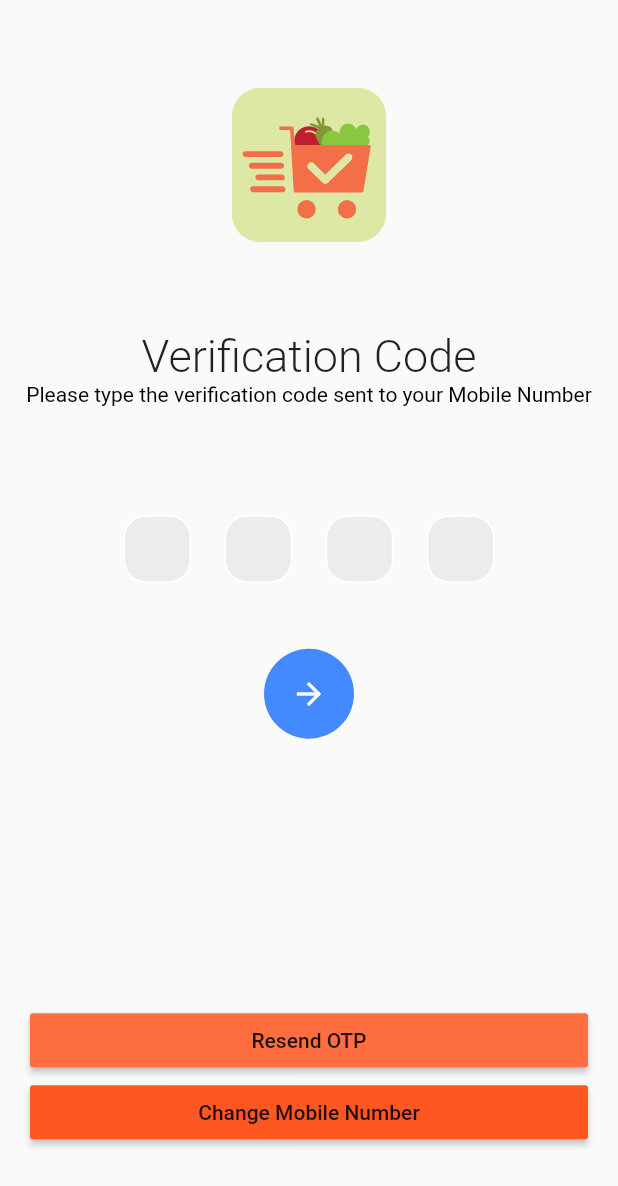
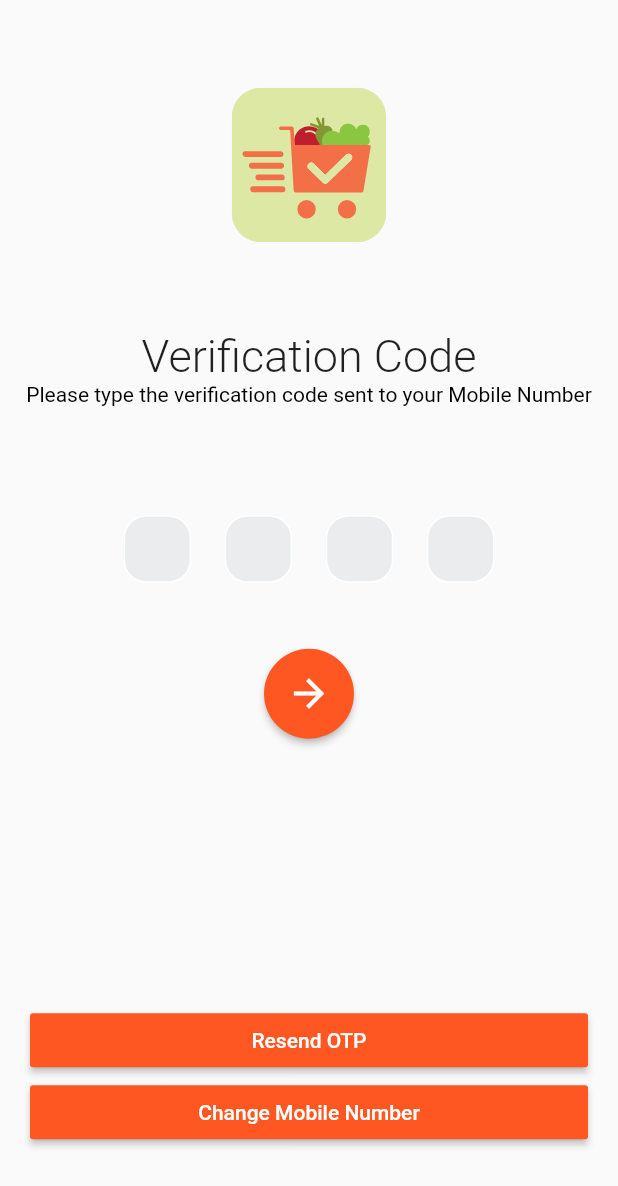
Before and after one commit to Prashant4900/d_project, a Flutter app: the PinEntryScreen screen opened directly, on a phone screen of 412 x 824 dp. Shown: the top 1186 px of the screen. Run offline on Flutter 3.47's test engine with Material 2 defaults, Android fonts, the phone set to English and light mode, and no system bars; drawn by our look-alikes of flutter_progress_hud; our stand-ins replace cached_network_image, flutter_svg, geolocator, google_sign_in, pinput, random_string and 2 more; missing offline and left inert: animated_splash, autocomplete_textfield, date_time_format; accounts and stored records are empty; network calls fail.

Commit message:
Fixed UI and fixed cart item updation

```diff
--- a/lib/modals/itemModal.dart
+++ b/lib/modals/itemModal.dart
@@ -11,6 +11,11 @@ enum mainCategory{
 
 
 class Item{
+
+
+  @override
+  String toString() => name;
+
 
   Item({this.category,
         this.imagePath,
@@ -85,6 +90,7 @@ class Item{
     return col;
   }
 
+
   factory Item.fromJson(Map<String, dynamic> json) {
     return Item(
         imagePath: "http://" + json["main_product"]["image_path"],
--- a/lib/screens/cartScreen.dart
+++ b/lib/screens/cartScreen.dart
@@ -52,7 +52,7 @@ class _CartScreenState extends State<CartScreen> {
               builder: (context, snapshot) {
                 if(snapshot.connectionState != ConnectionState.done){
                   return Expanded(
-                      child: CircularProgressIndicator());
+                      child: Center(child: CircularProgressIndicator()));
                 }
                 return Expanded(
                   child: ListView.builder(
@@ -178,7 +178,9 @@ class _CartScreenState extends State<CartScreen> {
                                    ));
                                  }
                               },
-                              child: Center(child: Text(userData.selectedAddress == null ? "Enter Delivery Address" : "Proceed to Payment", style: TextStyle(fontSize: 15.0, color: Colors.white),),),
+                              child: Hero(
+                                  tag : "proceedToPayment",
+                                  child: Center(child: Text(userData.selectedAddress == null ? "Enter Delivery Address" : "Proceed to Payment", style: TextStyle(fontSize: 15.0, color: Colors.white),),)),
                             ),
                       );
                     }
--- a/lib/screens/pinEntryScreen.dart
+++ b/lib/screens/pinEntryScreen.dart
@@ -49,9 +49,12 @@ class _PinEntryScreenState extends State<PinEntryScreen> {
                 builder: (context) => Column(
                   mainAxisAlignment: MainAxisAlignment.spaceEvenly,
                   children: <Widget>[
-                    SvgPicture.asset(
+                    Hero(
+                      tag: "DoorakartIcon",
+                      child: SvgPicture.asset(
                         'assests/DoorakartIcon.svg',
                         width: screenWidth(context, dividedBy: 4),
+                      ),
                     ),
                     Column(
                       children: <Widget>[
@@ -68,11 +71,10 @@ class _PinEntryScreenState extends State<PinEntryScreen> {
                           Container(
                             padding: EdgeInsets.all(20.0),
                             width: double.infinity,
-                            child: CircleAvatar(
-                              radius: 30.0,
-                              backgroundColor: btnColor,
-                              child: IconButton(
-                                color: Colors.white,
+                            child: RawMaterialButton(
+                              padding: EdgeInsets.all(15.0),
+                              elevation: 2.0,
+                              fillColor: Colors.deepOrange,
                               onPressed: () async{
                                 final progress = ProgressHUD.of(context);
                                 progress.showWithText("Verifying OTP");
@@ -94,8 +96,8 @@ class _PinEntryScreenState extends State<PinEntryScreen> {
                                 }
                                 progress.dismiss();
                               },
-                                icon: Icon(Icons.arrow_forward, color: Colors.white,semanticLabel: "Submit",),
-                              ),
+                              shape: CircleBorder(),
+                              child: Icon(Icons.arrow_forward, color: Colors.white,semanticLabel: "Submit", size: 30.0,),
                             ),
                           ),
                         ],
@@ -108,7 +110,7 @@ class _PinEntryScreenState extends State<PinEntryScreen> {
                           padding: EdgeInsets.only(left: 20.0, right: 20.0),
                           width: double.infinity,
                           child: RaisedButton(
-                            color: Colors.deepOrangeAccent,
+                            color: Colors.deepOrange,
                             onPressed: () async{
                               final progress = ProgressHUD.of(context);
                               progress.showWithText("Sending OTP");
@@ -128,7 +130,7 @@ class _PinEntryScreenState extends State<PinEntryScreen> {
 
                             },
 
-                            child: Text("Resend OTP"),
+                            child: Text("Resend OTP", style: TextStyle(color: Colors.white)),
                           ),
                         ),
                         Container(
@@ -141,7 +143,7 @@ class _PinEntryScreenState extends State<PinEntryScreen> {
                                 builder: (context) => PhoneSignInScreen(),
                               ));
                             },
-                            child: Text("Change Mobile Number"),
+                            child: Text("Change Mobile Number", style: TextStyle(color: Colors.white)),
                           ),
                         )
                       ],
@@ -188,7 +190,7 @@ class _PinEntryScreenState extends State<PinEntryScreen> {
           color: Colors.white,
           border: Border.all(
             width: 2,
-            color: Colors.green,
+            color: Colors.deepOrange,
           )),
       followingFieldDecoration: pinPutDecoration,
       pinAnimationType: PinAnimationType.scale,
--- a/lib/screens/subCategoryScreen.dart
+++ b/lib/screens/subCategoryScreen.dart
@@ -144,7 +144,9 @@ class _SubCategoryScreenState extends State<SubCategoryScreen> {
                                         ),
                                       );
                                   },
-                                  child: Center(child: Text("View Cart", style: TextStyle(fontSize: 15.0, color: Colors.white),overflow: TextOverflow.ellipsis,),),
+                                  child: Hero(
+                                      tag : "proceedToPayment",
+                                      child: Center(child: Text("View Cart", style: TextStyle(fontSize: 15.0, color: Colors.white),overflow: TextOverflow.ellipsis,),)),
                                 ),
                           );
                         }
@@ -167,7 +169,7 @@ class _SubCategoryScreenState extends State<SubCategoryScreen> {
     var originalList = await bloc.itemList;
     List short = originalList.where((l) => l.MainSubCategory.toLowerCase().contains(sub)).toList();
     if(short.length == 0){
-      return Center(child: Text("No Products Found", style: TextStyle(fontSize: 20.0),));
+      return Expanded(child: Center(child: Text("No Products Found", style: TextStyle(fontSize: 20.0),)));
     }
     return Expanded (
       child: ListView.builder(
--- a/lib/screens/verifyPhone.dart
+++ b/lib/screens/verifyPhone.dart
@@ -44,7 +44,9 @@ class _ReverifyPhoneSignInScreenState extends State<ReverifyPhoneSignInScreen> {
                       children: <Widget>[
                         ListTile(
                           title: TextField(
-                            decoration: InputDecoration(labelText: "Enter Phone Number", icon: Icon(Icons.phone)),
+                            decoration: InputDecoration(
+                                prefix: Text("+91"),
+                                labelText: "Enter Phone Number", icon: Icon(Icons.phone)),
                             keyboardType: TextInputType.phone,
                             onChanged: (value) => phoneNumber = value,
                           ),
--- a/lib/widgets/ItemCardCategoryPage.dart
+++ b/lib/widgets/ItemCardCategoryPage.dart
@@ -49,7 +49,7 @@ class _itemCardCategoryPageState extends State<itemCardCategoryPage> {
                   mainAxisAlignment: MainAxisAlignment.spaceEvenly,
                   children: <Widget>[
                     Text(item.name, style: TextStyle(
-                        fontSize: 20.0,
+                        fontSize: 18.0,
                         fontWeight: FontWeight.w300
                     ),),
                     Text(item.unit,overflow: TextOverflow.ellipsis, style: TextStyle(
```
Also changed, not shown: lib/bottomNavigationPages/categoryListing.dart (+13 -8 lines), lib/screens/address.dart (+27 -10 lines), lib/screens/addressEntry.dart (+31 -0 lines), lib/screens/landingPage.dart (+6 -3 lines), lib/screens/mainPage.dart (+6 -2 lines), lib/screens/phoneSignIn.dart (+6 -2 lines), lib/screens/previewOrderScreen.dart (+7 -4 lines), lib/screens/searchScreen.dart (+24 -3 lines), lib/widgets/changeLocationWidget.dart (+7 -5 lines), assests/searchError.svg (added), assests/searchSomething.svg (added). Lines whose indentation alone changed are shown as unchanged.
